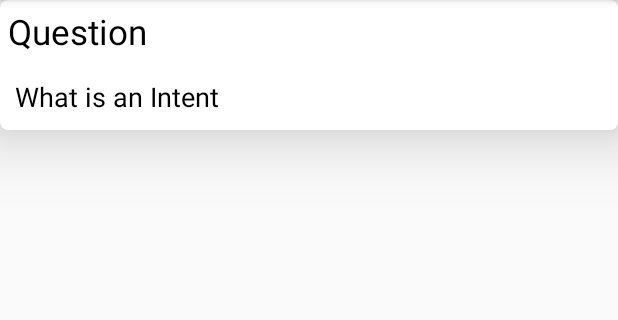
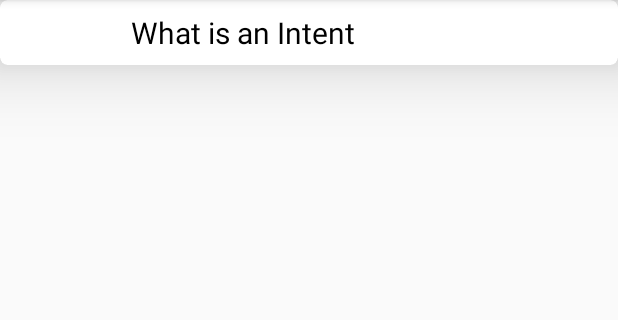
Before and after one commit to codeblue001/Android-Developer-101, an Android app: the AnswerActivity screen opened directly, with no data from a screen before it, on a phone screen of 412 x 824 dp, the part 84-404 px from its top. Run offline under Robolectric (Android 15) with nearby library versions, the light colour scheme and no system bars.

Commit message:
I will update the layouts

```diff
--- a/app/src/main/res/layout/activity_answer.xml
+++ b/app/src/main/res/layout/activity_answer.xml
@@ -8,31 +8,34 @@
     app:cardElevation="28dp"
     tools:context=".AnswerActivity">
 
-    <LinearLayout
+    <androidx.constraintlayout.widget.ConstraintLayout
         android:layout_width="match_parent"
         android:layout_height="wrap_content"
-        android:orientation="vertical"
-        android:weightSum="100">
+        android:padding="8dp">
+
         <TextView
             android:id="@+id/title_textView"
-            android:layout_width="match_parent"
+            android:layout_width="0dp"
             android:layout_height="wrap_content"
-            android:padding="5dp"
-            android:textSize="23sp"
-            android:text="Question"
-            android:layout_weight="75"
-            android:textColor="#000"/>
+            android:textSize="20sp"
+            tools:text="1"
+            android:textColor="#000"
+            app:layout_constraintWidth_percent="0.2"
+            app:layout_constraintTop_toTopOf="parent"
+            app:layout_constraintStart_toStartOf="parent"
+            android:gravity="center"/>
+
         <TextView
             android:id="@+id/question_TextView"
-            android:layout_width="match_parent"
+            android:layout_width="0dp"
             android:layout_height="wrap_content"
-            android:padding="10dp"
-            android:textSize="18sp"
-            android:layout_weight="75"
+            android:textSize="20sp"
             android:text="What is an Intent"
+            app:layout_constraintWidth_percent="0.8"
+            android:textColor="#000"
+            app:layout_constraintTop_toTopOf="parent"
+            app:layout_constraintStart_toEndOf="@id/title_textView"/>
 
-            android:textColor="#000"/>
-
-    </LinearLayout>
+    </androidx.constraintlayout.widget.ConstraintLayout>
 
 </androidx.cardview.widget.CardView>
```
Also changed, not shown: app/src/main/res/layout/activity_main.xml (+16 -4 lines).
